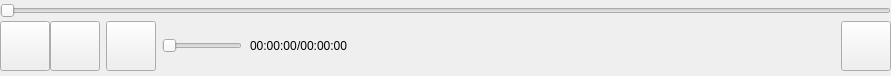
This is ctrlbar.ui in itisyang/playerdemo as Qt 5 draws it before an edit. The edited form follows.
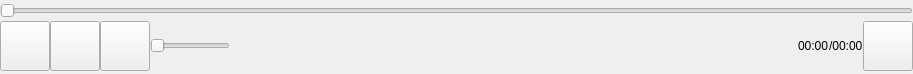
This is the edited form.

```diff
--- a/ctrlbar.ui
+++ b/ctrlbar.ui
@@ -6,14 +6,14 @@
    <rect>
     <x>0</x>
     <y>0</y>
-    <width>891</width>
-    <height>76</height>
+    <width>913</width>
+    <height>74</height>
    </rect>
   </property>
   <property name="windowTitle">
    <string>Form</string>
   </property>
-  <layout class="QGridLayout" name="gridLayout">
+  <layout class="QGridLayout" name="gridLayout_2" rowstretch="0,0">
    <property name="leftMargin">
     <number>0</number>
    </property>
@@ -29,41 +29,28 @@
    <property name="spacing">
     <number>0</number>
    </property>
-   <item row="0" column="0">
-    <widget class="QWidget" name="BgWidget" native="true">
-     <layout class="QGridLayout" name="gridLayout_7">
-      <property name="leftMargin">
-       <number>0</number>
-      </property>
-      <property name="topMargin">
-       <number>0</number>
-      </property>
-      <property name="rightMargin">
-       <number>0</number>
-      </property>
-      <property name="bottomMargin">
-       <number>0</number>
-      </property>
-      <property name="spacing">
-       <number>0</number>
-      </property>
-      <item row="0" column="0">
-       <widget class="QSlider" name="horizontalSlider_2">
-        <property name="orientation">
-         <enum>Qt::Horizontal</enum>
-        </property>
-       </widget>
-      </item>
       <item row="1" column="0">
-       <layout class="QGridLayout" name="gridLayout_6">
-        <property name="spacing">
-         <number>0</number>
-        </property>
-        <item row="0" column="0">
-         <layout class="QGridLayout" name="gridLayout_2">
-          <property name="spacing">
-           <number>0</number>
-          </property>
+    <layout class="QGridLayout" name="gridLayout">
+     <item row="0" column="4">
+      <spacer name="horizontalSpacer_2">
+       <property name="orientation">
+        <enum>Qt::Horizontal</enum>
+       </property>
+       <property name="sizeHint" stdset="0">
+        <size>
+         <width>40</width>
+         <height>20</height>
+        </size>
+       </property>
+      </spacer>
+     </item>
+     <item row="0" column="5">
+      <widget class="QLabel" name="label">
+       <property name="text">
+        <string>00:00</string>
+       </property>
+      </widget>
+     </item>
           <item row="0" column="0">
            <widget class="QPushButton" name="PlayOrPauseBtn">
             <property name="minimumSize">
@@ -83,55 +70,7 @@
             </property>
            </widget>
           </item>
-          <item row="0" column="1">
-           <widget class="QPushButton" name="StopBtn">
-            <property name="minimumSize">
-             <size>
-              <width>50</width>
-              <height>50</height>
-             </size>
-            </property>
-            <property name="maximumSize">
-             <size>
-              <width>50</width>
-              <height>50</height>
-             </size>
-            </property>
-            <property name="text">
-             <string/>
-            </property>
-           </widget>
-          </item>
-         </layout>
-        </item>
-        <item row="0" column="1">
-         <widget class="QWidget" name="VolumeWid" native="true">
-          <property name="maximumSize">
-           <size>
-            <width>150</width>
-            <height>16777215</height>
-           </size>
-          </property>
-          <property name="autoFillBackground">
-           <bool>false</bool>
-          </property>
-          <layout class="QGridLayout" name="gridLayout_3">
-           <property name="leftMargin">
-            <number>0</number>
-           </property>
-           <property name="topMargin">
-            <number>0</number>
-           </property>
-           <property name="rightMargin">
-            <number>0</number>
-           </property>
-           <property name="bottomMargin">
-            <number>0</number>
-           </property>
-           <property name="spacing">
-            <number>0</number>
-           </property>
-           <item row="0" column="0">
+     <item row="0" column="2">
             <widget class="QPushButton" name="VolumeBtn">
              <property name="minimumSize">
               <size>
@@ -150,7 +89,7 @@
              </property>
             </widget>
            </item>
-           <item row="0" column="1">
+     <item row="0" column="3">
             <widget class="QSlider" name="horizontalSlider">
              <property name="minimumSize">
               <size>
@@ -169,49 +108,35 @@
              </property>
             </widget>
            </item>
-          </layout>
-         </widget>
-        </item>
-        <item row="0" column="2">
-         <layout class="QGridLayout" name="gridLayout_4">
-          <property name="spacing">
-           <number>0</number>
-          </property>
-          <item row="0" column="0">
-           <widget class="QLabel" name="label">
-            <property name="text">
-             <string>00:00:00</string>
-            </property>
-           </widget>
-          </item>
           <item row="0" column="1">
+      <widget class="QPushButton" name="StopBtn">
+       <property name="minimumSize">
+        <size>
+         <width>50</width>
+         <height>50</height>
+        </size>
+       </property>
+       <property name="maximumSize">
+        <size>
+         <width>50</width>
+         <height>50</height>
+        </size>
+       </property>
+       <property name="text">
+        <string/>
+       </property>
+      </widget>
+     </item>
+     <item row="0" column="6">
            <widget class="QLabel" name="label_2">
             <property name="text">
-             <string>/00:00:00</string>
+        <string>/00:00</string>
             </property>
            </widget>
           </item>
          </layout>
         </item>
-        <item row="0" column="3">
-         <spacer name="horizontalSpacer">
-          <property name="orientation">
-           <enum>Qt::Horizontal</enum>
-          </property>
-          <property name="sizeHint" stdset="0">
-           <size>
-            <width>259</width>
-            <height>20</height>
-           </size>
-          </property>
-         </spacer>
-        </item>
-        <item row="0" column="4">
-         <layout class="QGridLayout" name="gridLayout_5">
-          <property name="spacing">
-           <number>0</number>
-          </property>
-          <item row="0" column="0">
+   <item row="1" column="1">
            <widget class="QPushButton" name="MenuBtn">
             <property name="minimumSize">
              <size>
@@ -230,11 +155,11 @@
             </property>
            </widget>
           </item>
-         </layout>
-        </item>
-       </layout>
-      </item>
-     </layout>
+   <item row="0" column="0" colspan="2">
+    <widget class="QSlider" name="horizontalSlider_2">
+     <property name="orientation">
+      <enum>Qt::Horizontal</enum>
+     </property>
     </widget>
    </item>
   </layout>
```
Left out of the diff: 7 changed lines with no effect on the pictures. Lines whose indentation alone changed are shown as unchanged.
